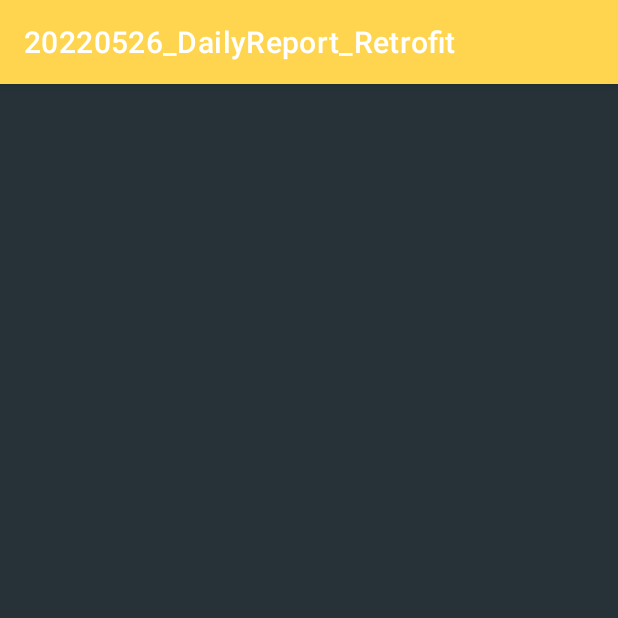
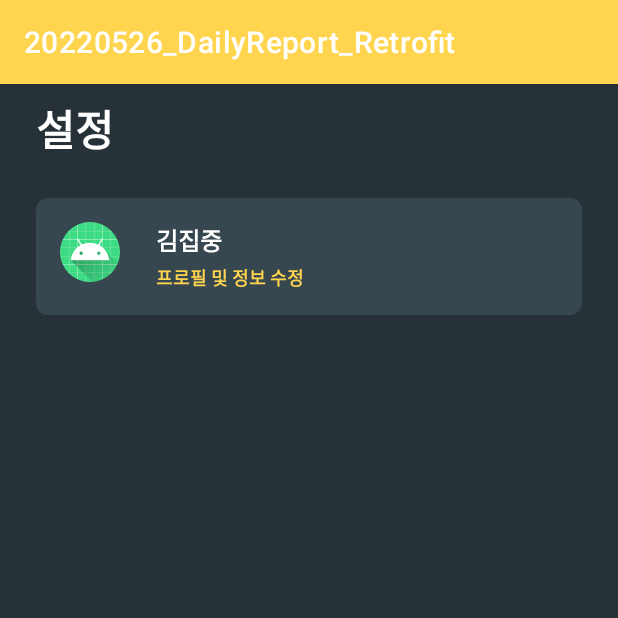
Before and after one commit to asd14235/20220526_DailyReport_Retrofit, an Android app: the fragment SettingFragment shown on its own in the app's theme, on a phone screen of 412 x 824 dp, the top half of it. Run offline under Robolectric (Android 15) with nearby library versions, the phone set to English and light mode, and no system bars; our stand-ins replace CircleImageView, data binding.

Commit message:
설정 프래그먼트의 기본 xml 작성

```diff
--- a/app/build.gradle
+++ b/app/build.gradle
@@ -48,4 +48,7 @@ dependencies {
 //    Retrofit
     implementation 'com.squareup.retrofit2:retrofit:2.9.0'
     implementation 'com.squareup.retrofit2:converter-gson:2.9.0'
+
+//    CircleImageView
+    implementation 'de.hdodenhof:circleimageview:3.1.0'
 }
--- /dev/null
+++ b/app/src/main/res/drawable/rectengle_blue_grey_800_r8.xml
@@ -0,0 +1,5 @@
+<?xml version="1.0" encoding="utf-8"?>
+<shape xmlns:android="http://schemas.android.com/apk/res/android">
+    <solid android:color="@color/blueGrey_800"/>
+    <corners android:radius="8dp"/>
+</shape>
--- a/app/src/main/res/layout/fragment_setting.xml
+++ b/app/src/main/res/layout/fragment_setting.xml
@@ -4,8 +4,59 @@
         android:layout_width="match_parent"
         android:layout_height="match_parent"
         android:background="@color/blueGrey_900"
+        android:paddingHorizontal="24dp"
         android:orientation="vertical">
 
+        <TextView
+            android:id="@+id/titleTxt"
+            android:layout_width="wrap_content"
+            android:layout_height="60dp"
+            android:text="설정"
+            android:textSize="28sp"
+            android:textStyle="bold"
+            android:gravity="center_vertical"/>
+
+        <LinearLayout
+            android:id="@+id/detailProfileBtn"
+            android:layout_width="match_parent"
+            android:layout_height="wrap_content"
+            android:orientation="horizontal"
+            android:layout_marginTop="16dp"
+            android:padding="16dp"
+            android:background="@drawable/rectengle_blue_grey_800_r8">
+
+            <de.hdodenhof.circleimageview.CircleImageView
+                android:id="@+id/profileImg"
+                android:layout_width="40dp"
+                android:layout_height="40dp"
+                android:src="@mipmap/ic_launcher_round"/>
+
+            <LinearLayout
+                android:layout_width="wrap_content"
+                android:layout_height="wrap_content"
+                android:layout_marginStart="24dp"
+                android:orientation="vertical">
+
+                <TextView
+                    android:id="@+id/nicknameTxt"
+                    android:layout_width="wrap_content"
+                    android:layout_height="wrap_content"
+                    android:text="김집중"
+                    android:textStyle="bold"
+                    android:textSize="16sp"/>
+
+                <TextView
+                    android:layout_width="wrap_content"
+                    android:layout_height="wrap_content"
+                    android:text="프로필 및 정보 수정"
+                    android:textSize="12sp"
+                    android:textColor="@color/amber_300"
+                    android:textStyle="bold"
+                    android:layout_marginTop="4dp"/>
+
+            </LinearLayout>
+
+        </LinearLayout>
 
     </LinearLayout>
 </layout>
```
